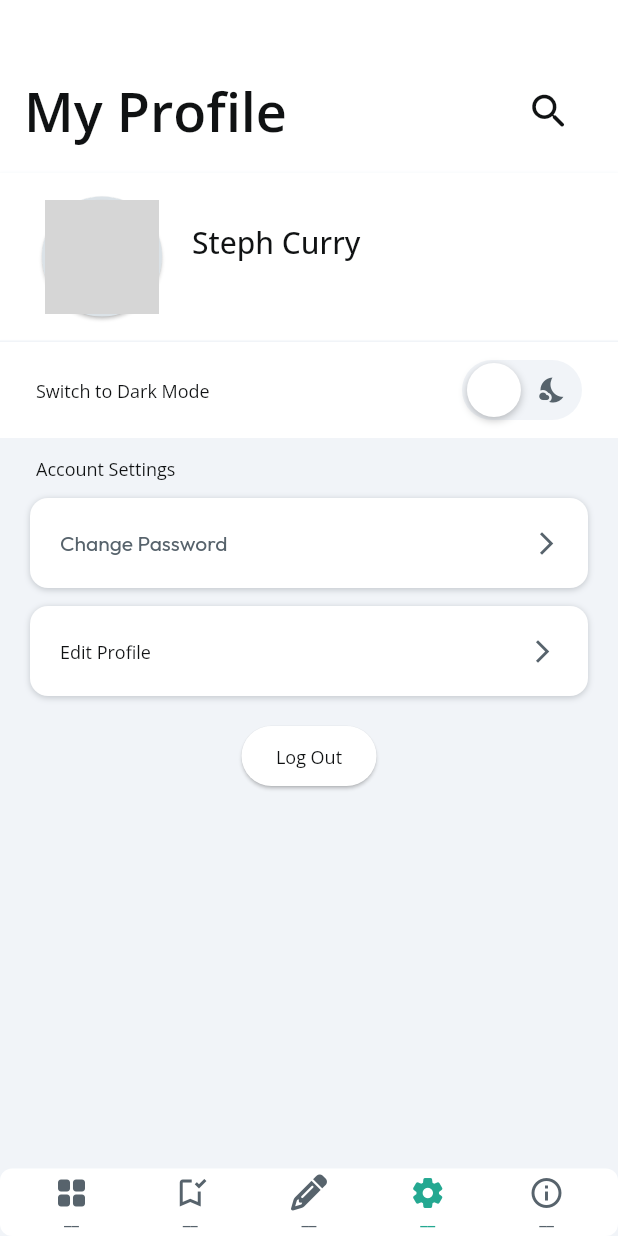
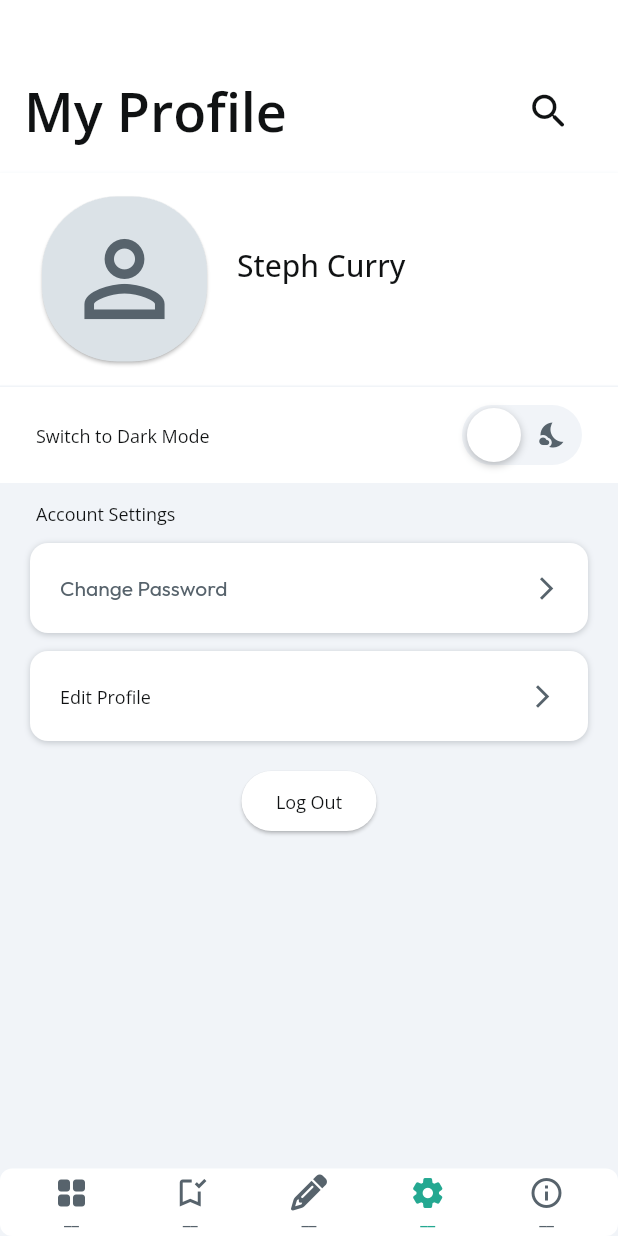
Before and after one commit to mattcubs/radonctables5, a Flutter app: the screen it shows once a user with an empty profile is signed in, item 4 of the bottom bar chosen, on a phone screen of 412 x 824 dp. Run offline on Flutter 3.47's test engine with Material 2 defaults, Android fonts, the phone set to English and light mode, and no system bars; drawn by our look-alikes of auto_size_text, cached_network_image, floating_bottom_navigation_bar, flutter_animate; our stand-ins replace cloud_firestore, file_picker, firebase_auth, firebase_core, firebase_storage, flutter_spinkit and 14 more; missing offline and left inert: json_path, mime_type; accounts and stored records are empty; network calls fail; grey boxes are pictures that could not be loaded.

Commit message:
Updating to latest FlutterFlow output.

```diff
--- a/lib/settings_page/settings_page_model.dart
+++ b/lib/settings_page/settings_page_model.dart
@@ -6,7 +6,6 @@ import '/flutter_flow/flutter_flow_icon_button.dart';
 import '/flutter_flow/flutter_flow_theme.dart';
 import '/flutter_flow/flutter_flow_util.dart';
 import '/flutter_flow/flutter_flow_widgets.dart';
-import 'package:cached_network_image/cached_network_image.dart';
 import 'package:flutter/material.dart';
 import 'package:flutter/scheduler.dart';
 import 'package:flutter_animate/flutter_animate.dart';
--- a/lib/settings_page/settings_page_widget.dart
+++ b/lib/settings_page/settings_page_widget.dart
@@ -6,7 +6,6 @@ import '/flutter_flow/flutter_flow_icon_button.dart';
 import '/flutter_flow/flutter_flow_theme.dart';
 import '/flutter_flow/flutter_flow_util.dart';
 import '/flutter_flow/flutter_flow_widgets.dart';
-import 'package:cached_network_image/cached_network_image.dart';
 import 'package:flutter/material.dart';
 import 'package:flutter/scheduler.dart';
 import 'package:flutter_animate/flutter_animate.dart';
@@ -278,23 +277,12 @@ class _SettingsPageWidgetState extends State<SettingsPageWidget>
                                   ),
                                   child: Padding(
                                     padding: EdgeInsetsDirectional.fromSTEB(
-                                        2.0, 2.0, 2.0, 2.0),
-                                    child: AuthUserStreamWidget(
-                                      builder: (context) => Container(
-                                        width: 76.0,
-                                        height: 76.0,
-                                        clipBehavior: Clip.antiAlias,
-                                        decoration: BoxDecoration(
-                                          shape: BoxShape.circle,
-                                        ),
-                                        child: CachedNetworkImage(
-                                          fadeInDuration:
-                                              Duration(milliseconds: 500),
-                                          fadeOutDuration:
-                                              Duration(milliseconds: 500),
-                                          imageUrl: currentUserPhoto,
-                                        ),
-                                      ),
+                                        15.0, 15.0, 15.0, 15.0),
+                                    child: Icon(
+                                      Icons.person_outline,
+                                      color: FlutterFlowTheme.of(context)
+                                          .secondaryText,
+                                      size: 80.0,
                                     ),
                                   ),
                                 ),
```
Also changed, not shown: 2 other files.
